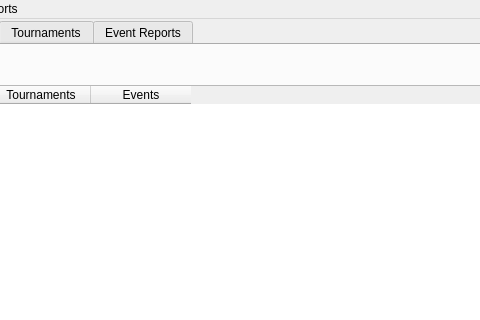
First picture: the form in Forensics_Organizer.ui, repository goldRust/4n6_tracker, before the edit; both pictures show x 122 to 602 and y 0 to 320 of the 1067 by 862 pixel window.
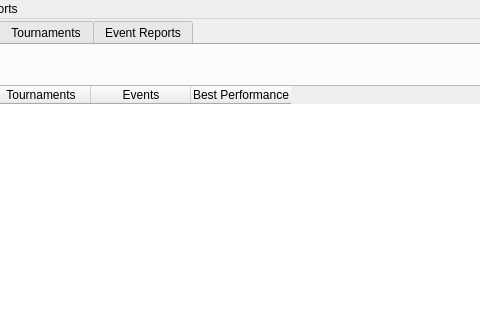
Second picture: the form after the edit.

Commit message: Implemented a method to adjust the width of columns in the student and team report pages. Implemented a new method in the Student class that sorts performances by placement using a recursive quicksort algorithm.

```diff
--- a/Forensics_Organizer.ui
+++ b/Forensics_Organizer.ui
@@ -72,6 +72,11 @@
         <string>Events</string>
        </property>
       </column>
+      <column>
+       <property name="text">
+        <string>Best Performance</string>
+       </property>
+      </column>
      </widget>
      <widget class="QLabel" name="team_name">
       <property name="geometry">
```
The commit also changes 3 other files.
